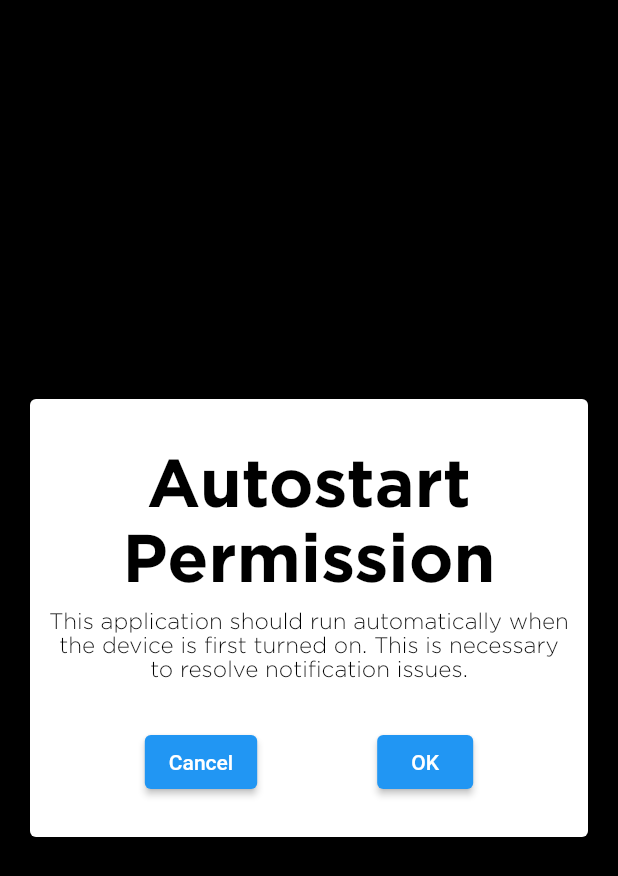
After one commit to Nicomnr02/unai_reminder, a Flutter app: the Alert screen opened directly, on a phone screen of 412 x 824 dp. The commit adds this screen. Shown: the top 876 px of the screen. Run offline on Flutter 3.47's test engine with Material 2 defaults, Android fonts, the phone set to English and light mode, and no system bars; our stand-ins replace flutter_local_notifications, flutter_spinkit, internet_connection_checker, shared_preferences, timezone; missing offline and left inert: auto_start_flutter; accounts and stored records are empty.

Commit message:
feat : make autostart feature

```diff
--- a/lib/page/authentication/page_authentication.dart
+++ b/lib/page/authentication/page_authentication.dart
@@ -1,7 +1,12 @@
+import 'package:auto_start_flutter/auto_start_flutter.dart';
 import 'package:flutter/material.dart';
+import 'package:flutter/services.dart';
 import 'package:unai_reminder/page/introduction/page_welcome.dart';
 
 import '../../api/api_authentication.dart';
+import '../../main.dart';
+import '../../repository/repo_authentication.dart';
+import '../router/router_alert.dart';
 
 final formKey = GlobalKey<FormState>();
 
@@ -16,7 +21,6 @@ class _LoginPageState extends State<LoginPage> {
   TextEditingController usernameEditingController = TextEditingController();
   TextEditingController passwordEditingController = TextEditingController();
   bool _passwordVisible = true;
-  bool _isTapping = false;
   final Color _textFieldColor = Colors.white10;
   void submit(BuildContext context) async {
     setState(() {
--- a/lib/page/dashboard/page_dashboard.dart
+++ b/lib/page/dashboard/page_dashboard.dart
@@ -1,11 +1,16 @@
+import 'dart:async';
+
 import 'package:flutter/material.dart';
+import 'package:flutter/services.dart';
 import 'package:flutter_spinkit/flutter_spinkit.dart';
 import 'package:unai_reminder/main.dart';
 import 'package:unai_reminder/page/authentication/page_authentication.dart';
 
 import 'package:unai_reminder/page/dashboard/page_schedule.dart';
+import 'package:unai_reminder/page/router/router_alert.dart';
 import 'package:unai_reminder/repository/repo_authentication.dart';
 import 'package:unai_reminder/repository/repo_dashboard.dart';
+import 'package:auto_start_flutter/auto_start_flutter.dart';
 
 class DashboardPage extends StatefulWidget {
   const DashboardPage({super.key});
--- a/lib/page/introduction/page_welcome.dart
+++ b/lib/page/introduction/page_welcome.dart
@@ -20,7 +20,7 @@ class IntroductionPage extends StatelessWidget {
               height: 50,
             ),
             const Text(
-              "Get Schedule.\nGet Productivity.",
+              "Get On Schedule.\nGet Productive.",
               style: TextStyle(
                   color: Colors.white,
                   fontFamily: "Sp",
--- /dev/null
+++ b/lib/page/router/router_alert.dart
@@ -0,0 +1,86 @@
+import 'package:flutter/material.dart';
+import 'package:auto_start_flutter/auto_start_flutter.dart';
+import 'package:unai_reminder/repository/repo_authentication.dart';
+
+class Alert extends StatefulWidget {
+  const Alert({super.key});
+
+  @override
+  State<Alert> createState() => _AlertState();
+}
+
+class _AlertState extends State<Alert> {
+  bool _isAutoStartEnable = false;
+
+  @override
+  Widget build(BuildContext context) {
+    return Scaffold(
+      backgroundColor: Colors.black,
+      appBar: null,
+      body: Center(
+          child: SizedBox(
+        height: 300,
+        width: 380,
+        child: Card(
+            child: Column(
+          children: [
+            const Padding(
+              padding: EdgeInsets.only(top: 30),
+            ),
+            const Text(
+              "Autostart Permission",
+              textAlign: TextAlign.center,
+              style: TextStyle(
+                  fontFamily: 'Sp',
+                  color: Colors.black,
+                  fontSize: 45,
+                  fontWeight: FontWeight.bold),
+            ),
+            const Padding(
+              padding: EdgeInsets.only(top: 10),
+            ),
+            const Padding(
+              padding: EdgeInsets.only(left: 10, right: 10),
+              child: Text(
+                "This application should run automatically when the device is first turned on. This is necessary to resolve notification issues.",
+                textAlign: TextAlign.center,
+                style: TextStyle(
+                    fontFamily: 'Sp',
+                    color: Colors.black,
+                    fontSize: 15,
+                    fontWeight: FontWeight.w400),
+              ),
+            ),
+            const Padding(
+              padding: EdgeInsets.only(top: 30),
+            ),
+            Row(mainAxisAlignment: MainAxisAlignment.center, children: [
+              _isAutoStartEnable == true
+                  ? ElevatedButton(
+                      onPressed: () {
+                        Navigator.pop(context);
+                      },
+                      child: const Text("Back to my schedule page"))
+                  : ElevatedButton(
+                      onPressed: () {
+                        Navigator.pop(context);
+                      },
+                      child: const Text("Cancel")),
+              const Padding(
+                padding: EdgeInsets.only(left: 40, right: 40),
+              ),
+              ElevatedButton(
+                  onPressed: () async {
+                    UserRepository().write("isFirstLogin", "yeaaa");
+                    await getAutoStartPermission();
+                    _isAutoStartEnable = true;
+                    setState(() {});
+                  },
+                  child: const Text("OK")),
+            ]),
+          ],
+        )),
+      )),
+    );
+  }
+}
--- a/lib/page/router/router_page_router.dart
+++ b/lib/page/router/router_page_router.dart
@@ -1,4 +1,6 @@
+import 'package:auto_start_flutter/auto_start_flutter.dart';
 import 'package:flutter/material.dart';
+import 'package:flutter/services.dart';
 import 'package:unai_reminder/page/dashboard/page_dashboard.dart';
 import 'package:unai_reminder/page/introduction/page_welcome.dart';
 import 'package:unai_reminder/page/router/router_response.dart';
--- a/pubspec.yaml
+++ b/pubspec.yaml
@@ -48,6 +48,7 @@ dependencies:
   flutter_local_notifications: ^13.0.0
   timezone: ^0.9.0
   flutter_background_service: ^2.4.6
+  auto_start_flutter: ^0.1.1
 
 dev_dependencies:
   flutter_test:
```
Also changed, not shown: lib/page/dashboard/page_schedule.dart (+36 -0 lines), pubspec.lock.
